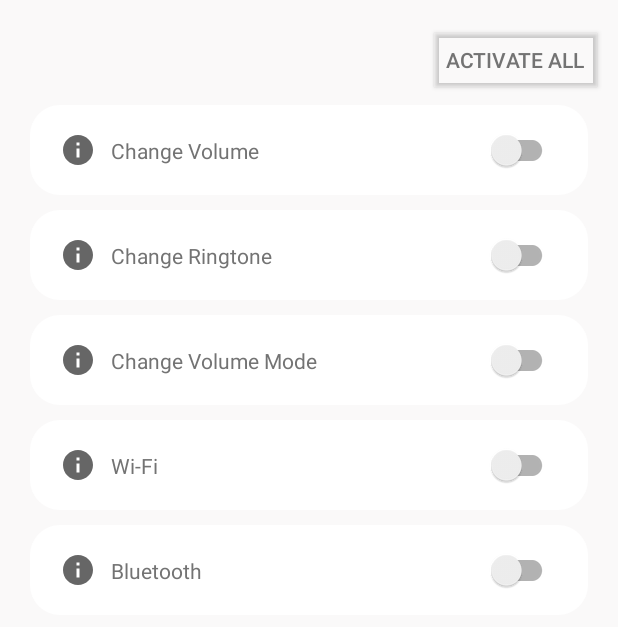
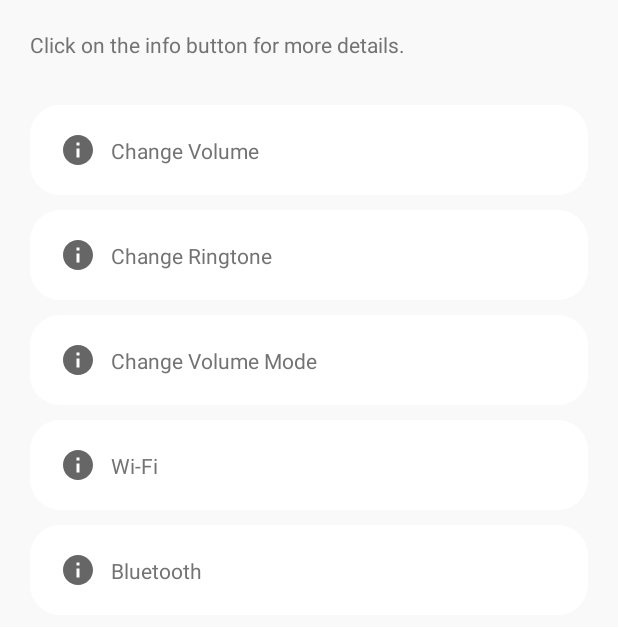
Before and after one commit to m-glock/LocationProfileApp, an Android app: the fragment ActionsFragment shown on its own in the app's theme, on a phone screen of 412 x 824 dp. Shown: the top 627 px of the screen. Run offline under Robolectric (Android 15) with nearby library versions, the phone set to English and light mode, and no system bars.

Commit message:
refactored actions in database and app

```diff
--- a/app/src/main/java/com/mglock/locationprofileapp/database/daos/ProfileDetailActionDao.kt
+++ b/app/src/main/java/com/mglock/locationprofileapp/database/daos/ProfileDetailActionDao.kt
@@ -11,9 +11,6 @@ interface ProfileDetailActionDao {
     @Query("SELECT * FROM profile_detail_action")
     suspend fun getAll(): List<ProfileDetailAction>
 
-    @Query("SELECT * FROM profile_detail_action WHERE profile_detail_action_uid IN (:profileDetailActionIds)")
-    suspend fun getByIds(profileDetailActionIds: LongArray): List<ProfileDetailAction>
-
     @Query("SELECT * FROM profile_detail_action WHERE profile_uid LIKE (:profileId)")
     suspend fun getByProfile(profileId: Long): List<ProfileDetailAction>
 
--- a/app/src/main/java/com/mglock/locationprofileapp/database/entities/DetailAction.kt
+++ b/app/src/main/java/com/mglock/locationprofileapp/database/entities/DetailAction.kt
@@ -3,6 +3,7 @@ package com.mglock.locationprofileapp.database.entities
 import androidx.room.ColumnInfo
 import androidx.room.Entity
 import androidx.room.PrimaryKey
+import com.mglock.locationprofileapp.util.enums.DetailActionTitle
 import java.io.Serializable
 
 @Entity(tableName = "detail_action")
@@ -11,7 +12,8 @@ data class DetailAction(
     @ColumnInfo(name="detail_action_uid")
     val detailActionUID: Long,
 
-    val title: String,
+    val title: DetailActionTitle,
 
-    var active: Boolean
+    @ColumnInfo(name="detail_action_value")
+    val detailActionValue: String
 ): Serializable
--- a/app/src/main/java/com/mglock/locationprofileapp/viewmodels/ActionsViewModel.kt
+++ b/app/src/main/java/com/mglock/locationprofileapp/viewmodels/ActionsViewModel.kt
@@ -1,40 +1,8 @@
 package com.mglock.locationprofileapp.viewmodels
 
 import android.app.Application
-import android.util.Log
 import androidx.lifecycle.AndroidViewModel
-import androidx.lifecycle.MutableLiveData
-import androidx.lifecycle.viewModelScope
-import androidx.lifecycle.LiveData
-import androidx.lifecycle.asLiveData
-import com.mglock.locationprofileapp.database.AppDatabase
-import com.mglock.locationprofileapp.database.entities.DetailAction
-import kotlinx.coroutines.launch
 
 class ActionsViewModel(app: Application): AndroidViewModel(app) {
 
-    private var _actions: LiveData<List<DetailAction>> = MutableLiveData()
-    val actions get() = _actions
-
-    init {
-        viewModelScope.launch {
-            try{
-                val db = AppDatabase.getInstance(getApplication())
-                _actions = db.detailActionDao().getAll().asLiveData(this.coroutineContext)
-            } catch(e: Exception){
-                Log.e("Error", e.stackTraceToString())
-            }
-        }
-    }
-
-    fun updateDetailAction(detailAction: DetailAction){
-        viewModelScope.launch {
-            try{
-                val db = AppDatabase.getInstance(getApplication())
-                db.detailActionDao().update(detailAction)
-            } catch(e: Exception){
-                Log.e("Error", e.stackTraceToString())
-            }
-        }
-    }
 }
--- a/app/src/main/java/com/mglock/locationprofileapp/views/adapter/RecyclerViewActionsAdapter.kt
+++ b/app/src/main/java/com/mglock/locationprofileapp/views/adapter/RecyclerViewActionsAdapter.kt
@@ -1,62 +1,24 @@
 package com.mglock.locationprofileapp.views.adapter
 
-import android.content.Context
 import android.view.LayoutInflater
 import android.view.ViewGroup
 import android.widget.TextView
-import androidx.appcompat.widget.SwitchCompat
 import androidx.recyclerview.widget.RecyclerView
-import com.karumi.dexter.Dexter
-import com.mglock.locationprofileapp.database.entities.DetailAction
 import com.mglock.locationprofileapp.databinding.ListTileActionsBinding
-import com.mglock.locationprofileapp.util.PermissionListener
 import com.mglock.locationprofileapp.util.enums.DetailActionTitle
-import com.mglock.locationprofileapp.viewmodels.ActionsViewModel
 
 class RecyclerViewActionsAdapter(
-    private val dataSet: List<DetailAction>,
-    private val viewModel: ActionsViewModel,
-    private val context: Context
+    private val dataSet: Array<DetailActionTitle>
 ) : RecyclerView.Adapter<RecyclerViewActionsAdapter.ViewHolder>() {
 
     inner class ViewHolder(itemBinding: ListTileActionsBinding) : RecyclerView.ViewHolder(itemBinding.root) {
         private val textView: TextView = itemBinding.textView
-        private val switch: SwitchCompat = itemBinding.actionSwitch
-        var detailAction: DetailAction? = null
+        var detailActionTitle: DetailActionTitle? = null
 
         fun setValues(){
-            if(detailAction != null){
-                textView.text = detailAction!!.title
-                switch.isChecked = detailAction!!.active
+            if(detailActionTitle != null){
+                textView.text = detailActionTitle!!.title
             }
-        }
-
-        init {
-            switch.setOnClickListener {
-                val isChecked = switch.isChecked
-                if(isChecked){
-                    switch.isChecked = !isChecked
-                    val requiredPermissions =
-                        DetailActionTitle.valueOf(detailAction!!.title.uppercase())
-                            .getRequiredPermissions()
-                    Dexter.withContext(context)
-                        .withPermissions(
-                            requiredPermissions
-                        )
-                        .withListener(PermissionListener(context) {
-                            //method to be called if permissions are granted
-                            updateElement(detailAction!!, isChecked)
-                        })
-                        .check()
-                } else {
-                    updateElement(detailAction!!, false)
-                }
-            }
-        }
-
-        private fun updateElement(detailAction: DetailAction, isChecked: Boolean){
-            detailAction.active = isChecked
-            viewModel.updateDetailAction(detailAction)
         }
     }
 
@@ -70,7 +32,7 @@ class RecyclerViewActionsAdapter(
     }
 
     override fun onBindViewHolder(holder: ViewHolder, position: Int) {
-        holder.detailAction = dataSet[position]
+        holder.detailActionTitle = dataSet[position]
         holder.setValues()
     }
 
--- a/app/src/main/java/com/mglock/locationprofileapp/views/adapter/RecyclerViewProfilesAdapter.kt
+++ b/app/src/main/java/com/mglock/locationprofileapp/views/adapter/RecyclerViewProfilesAdapter.kt
@@ -95,6 +95,6 @@ class RecyclerViewProfilesAdapter(
 
     private fun getStringFromActions(actions: List<DetailAction>): String{
         if(actions.isEmpty()) return "-"
-        return actions.joinToString(","){ action -> action.title}
+        return actions.joinToString(","){ action -> action.title.toString()}
     }
 }
--- a/app/src/main/java/com/mglock/locationprofileapp/views/fragments/ActionsFragment.kt
+++ b/app/src/main/java/com/mglock/locationprofileapp/views/fragments/ActionsFragment.kt
@@ -7,6 +7,7 @@ import android.view.View
 import android.view.ViewGroup
 import androidx.lifecycle.ViewModelProvider
 import com.mglock.locationprofileapp.databinding.FragmentActionsBinding
+import com.mglock.locationprofileapp.util.enums.DetailActionTitle
 import com.mglock.locationprofileapp.viewmodels.ActionsViewModel
 import com.mglock.locationprofileapp.views.adapter.RecyclerViewActionsAdapter
 
@@ -30,13 +31,9 @@ class ActionsFragment : Fragment() {
 
         // set the adapter for the recyclerview to display the list items
         val recyclerView = binding.recyclerViewActions
-        mViewModel.actions.observe(viewLifecycleOwner) { actions ->
-            recyclerView.adapter = RecyclerViewActionsAdapter(
-                actions,
-                mViewModel,
-                requireContext()
-            )
-        }
+        recyclerView.adapter = RecyclerViewActionsAdapter(
+            DetailActionTitle.values()
+        )
 
         return binding.root
     }
--- a/app/src/main/res/layout/fragment_actions.xml
+++ b/app/src/main/res/layout/fragment_actions.xml
@@ -17,15 +17,14 @@
             android:layout_width="match_parent"
             android:layout_height="wrap_content">
 
-            <androidx.appcompat.widget.AppCompatButton
-                android:id="@+id/activateAllActionsButton"
-                android:layout_width="wrap_content"
+            <TextView
+                android:id="@+id/actionsExplanationText"
+                android:layout_width="match_parent"
                 android:layout_height="wrap_content"
-                android:backgroundTint="@color/transparent"
-                android:textColor="@color/textColorDark"
-                android:text="@string/activate_all_actions"
-                app:layout_constraintBottom_toTopOf="@+id/recyclerViewActions"
+                android:padding="@dimen/actions_explanation_text_padding"
+                android:text="@string/actions_explanation_text"
                 app:layout_constraintEnd_toEndOf="parent"
+                app:layout_constraintStart_toStartOf="parent"
                 app:layout_constraintTop_toTopOf="parent" />
 
             <androidx.recyclerview.widget.RecyclerView
--- a/app/src/main/res/layout/list_tile_actions.xml
+++ b/app/src/main/res/layout/list_tile_actions.xml
@@ -31,12 +31,4 @@
         app:layout_constraintStart_toEndOf="@+id/infoButton"
         app:layout_constraintTop_toTopOf="parent" />
 
-    <androidx.appcompat.widget.SwitchCompat
-        android:id="@+id/actionSwitch"
-        android:layout_width="wrap_content"
-        android:layout_height="wrap_content"
-        android:theme="@style/SwitchStyle"
-        app:layout_constraintBottom_toBottomOf="parent"
-        app:layout_constraintEnd_toEndOf="parent"
-        app:layout_constraintTop_toTopOf="parent" />
 </androidx.constraintlayout.widget.ConstraintLayout>
--- a/app/src/main/res/values/dimens.xml
+++ b/app/src/main/res/values/dimens.xml
@@ -25,4 +25,5 @@
     <dimen name="add_place_label_text_size">16sp</dimen>
     <dimen name="empty_list_tab_padding">30dp</dimen>
     <dimen name="profile_details_label_margin">30dp</dimen>
+    <dimen name="actions_explanation_text_padding">10dp</dimen>
 </resources>
--- a/app/src/main/res/values/strings.xml
+++ b/app/src/main/res/values/strings.xml
@@ -8,7 +8,7 @@
 
     <!-- Actions Tab -->
     <string name="info_button_content_description">Info button</string>
-    <string name="activate_all_actions">Activate All</string>
+    <string name="actions_explanation_text">Click on the info button for more details.</string>
 
     <!-- Profiles Tab Main -->
     <string name="add_profile_content_description">Add a new profile</string>
```
Also changed, not shown: app/src/main/java/com/mglock/locationprofileapp/database/AppDatabase.kt (+0 -14 lines), app/src/main/java/com/mglock/locationprofileapp/database/Converters.kt (+11 -0 lines), app/src/main/java/com/mglock/locationprofileapp/database/entities/ProfileDetailAction.kt (+7 -11 lines).
